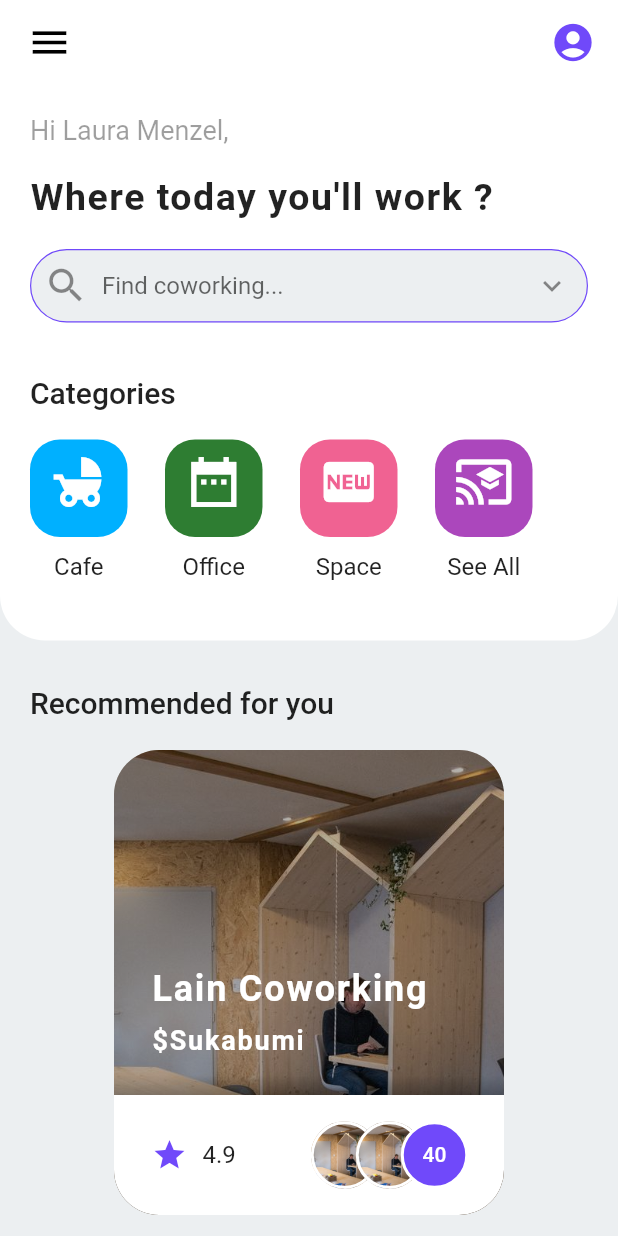
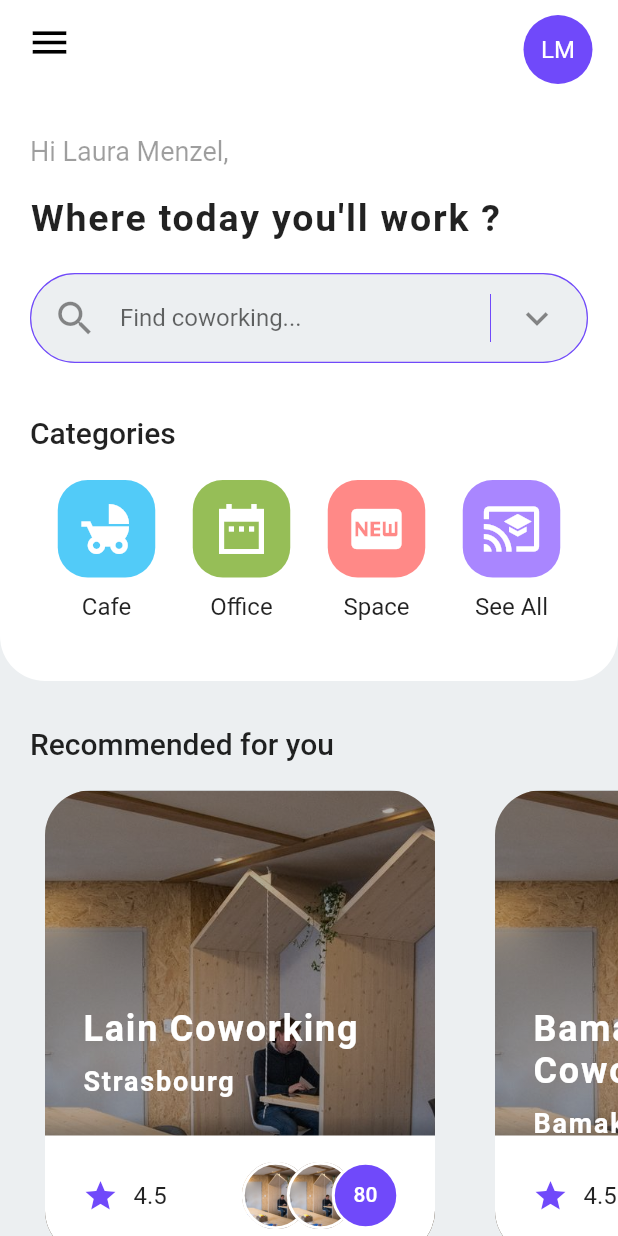
Before and after one commit to soumgraphic/co_working_app, a Flutter app: the screen it shows after launch, on a phone screen of 412 x 824 dp. Run offline on Flutter 3.47's test engine with Material 2 defaults, Android fonts, the phone set to English and light mode, and no system bars; our stand-ins replace material_design_icons_flutter.

Commit message:
Mis à jour avec le detail du coworking_detail_screen.dart

```diff
--- a/lib/models/category.dart
+++ b/lib/models/category.dart
@@ -8,9 +8,9 @@ class Category {
 
 List<Category> getCategories() {
   return <Category>[
-    Category("Cafe", 0xFF00B0FF, 0xe161),
-    Category("Office", 0xFF2E7D32, 0xe8b3),
-    Category("Space", 0xFFF06292, 0xe266),
-    Category("See All", 0xFFAB47BC, 0xe146)
+    Category("Cafe", 0xFF52CBF8, 0xe161),
+    Category("Office", 0xFF96BE57, 0xe8b3),
+    Category("Space", 0xFFFF8987, 0xe266),
+    Category("See All", 0xFFA986FF, 0xe146)
   ];
 }
--- /dev/null
+++ b/lib/models/coworking.dart
@@ -0,0 +1,20 @@
+class Coworking {
+  String coworkingId;
+  String name;
+  String city;
+  String image;
+  double rating;
+  int numberOfMembers;
+
+  Coworking(this.coworkingId, this.name, this.city, this.image, this.rating, this.numberOfMembers);
+}
+
+List<Coworking> getCoworkings() {
+  return <Coworking>[
+    Coworking("cwk001", "Lain Coworking", "Strasbourg", "assets/images/coworking.jpg", 4.5, 80 ),
+    Coworking("cwk002", "Bamako Coworking", "Bamako", "assets/images/coworking.jpg", 4.5, 80 ),
+    Coworking("cwk003", "Paris Coworking", "Paris", "assets/images/coworking.jpg", 4.5, 80 ),
+    Coworking("cwk004", "Lyon Coworking", "Lyon", "assets/images/coworking.jpg", 4.5, 80 ),
+    Coworking("cwk005", "Lille Coworking", "Lille", "assets/images/coworking.jpg", 4.5, 80 )
+  ];
+}
--- a/lib/screens/home/home_screen.dart
+++ b/lib/screens/home/home_screen.dart
@@ -1,6 +1,7 @@
 import 'package:co_working_app/models/category.dart';
+import 'package:co_working_app/models/coworking.dart';
+import 'package:co_working_app/screens/coworking_details/coworking_detail_screen.dart';
 import 'package:co_working_app/theme/icons.dart';
-import 'package:flutter/cupertino.dart';
 import 'package:flutter/material.dart';
 
 class HomeScreen extends StatefulWidget {
@@ -10,25 +11,25 @@ class HomeScreen extends StatefulWidget {
 
 class _HomeState extends State<HomeScreen> {
 
-  Widget _buildCategory(Category category) {
-    return Column(
+  List<Coworking> coworkingsData = getCoworkings();
+  List<Category> categoriesData = getCategories();
+
+  Widget _buildCategory(BuildContext context, Category category) {
+    return Center(
+      child: Column(
         children: <Widget>[
           Container(
               width: 65,
               height: 65,
-            padding: EdgeInsets.only(bottom: 10),
               decoration: BoxDecoration(
                 color: Color(category.color),
                 borderRadius: BorderRadius.circular(20)
               ),
-            child: SizedBox(
-              width: double.infinity,
               child: IconButton(
                 icon: Icon(IconData(category.iconCode, fontFamily: 'MaterialIcons')),
                 color: Colors.white,
                 iconSize: 40,
                 onPressed: () {},
-              ),
               ),
           ),
           SizedBox(height: 10,),
@@ -40,13 +41,20 @@ class _HomeState extends State<HomeScreen> {
             ),
           )
         ],
+      ),
     );
   }
 
   Widget _buildSearchTextField() {
-    return TextField(
+    return Row(
+      mainAxisAlignment: MainAxisAlignment.start,
+      mainAxisSize: MainAxisSize.max,
+      children: <Widget>[
+        Expanded(
+          child:
+          TextField(
             decoration: InputDecoration(
-        contentPadding: EdgeInsets.symmetric(vertical: 15.0),
+              contentPadding: EdgeInsets.symmetric(vertical: 20.0),
               fillColor: Colors.blueGrey[50],
               filled: true,
               border: OutlineInputBorder(
@@ -61,24 +69,59 @@ class _HomeState extends State<HomeScreen> {
                 ),
               ),
               hintText: 'Find coworking...',
-        prefixIcon: Icon(
+              prefixIcon: Padding(
+                padding: const EdgeInsets.all(15.0),
+                child: Icon(
                     Icons.search,
                     size: 30.0
                 ),
-        suffixIcon: IconButton(
-          icon: Icon(Icons.keyboard_arrow_down),
-          onPressed: () {},
+              ),
+              suffixIcon: Container(
+                width: 70,
+                color: Colors.transparent,
+                child: IntrinsicHeight(
+                  child: Row(
+                    children: [
+                      Padding(
+                        padding: const EdgeInsets.only(top: 8, bottom: 8, right: 10),
+                        child: VerticalDivider(
+                          width: 10.0,
+                          color: Theme.of(context).primaryColor,
+                        )
+                      ),
+                      Padding(
+                        padding: const EdgeInsets.all(1.0),
+                        child: Icon(
+                            Icons.keyboard_arrow_down,
+                            size: 30.0
                         ),
                       ),
+                    ],
+                  ),
+                ),
+              ),
+            ),
+          ),
+        )
+      ],
     );
   }
 
-  Widget _buildListRecommendation() {
-    return Center(
+  Widget _buildListRecommendation(BuildContext context, Coworking coworking) {
+    return GestureDetector(
+      onTap: () => Navigator.push( /// Lors du clique sur un item pour voir les details du restaurant, on navigue vers une nouvelle page
+          context, /// Le contexte a passer au MaterialPageRoute
+          MaterialPageRoute(
+              builder: (context) => CoworkingDetailScreen(coworking) /// On passe lors de la navigation le restaurant concerner, ///  le builder: (_) underscore represente le contexte
+          )
+      ),
+      child: Center(
         child: Stack(
           alignment: Alignment.center, /// Pour aligner les sous composants sur le centre de la stack
           children: <Widget>[
-          Container(
+            Hero(
+              tag: coworking.coworkingId,
+              child: Container(
                 margin: EdgeInsets.symmetric(horizontal: 20, vertical: 20),
                 height: 310,
                 width: 260,
@@ -88,6 +131,7 @@ class _HomeState extends State<HomeScreen> {
                         image: AssetImage('assets/images/coworking.jpg'),
                         fit: BoxFit.cover
                     )
+                ),
               ),
             ),
             Container( /// Gradient level definition on container
@@ -117,7 +161,7 @@ class _HomeState extends State<HomeScreen> {
                   Padding(
                     padding: const EdgeInsets.symmetric(horizontal: 0),
                     child: Text(
-                    'Lain Coworking',
+                      coworking.name,
                       style: TextStyle(
                           color: Colors.white,
                           fontSize: 24.0,
@@ -128,7 +172,7 @@ class _HomeState extends State<HomeScreen> {
                   ),
                   SizedBox(height: 10,),
                   Text(
-                  '\$${'Sukabumi'}', /// Pour faire une concatenation de chaine de caracteres dollars + prix menu
+                    coworking.city,
                     style: TextStyle(
                         color: Colors.white,
                         fontSize: 18.0,
@@ -158,7 +202,7 @@ class _HomeState extends State<HomeScreen> {
                     ),
                     SizedBox(width: 10,),
                     Text(
-                    '4.9',
+                      coworking.rating.toString(),
                       style: TextStyle(
                         fontSize: 16,
                         fontWeight: FontWeight.w400
@@ -210,7 +254,7 @@ class _HomeState extends State<HomeScreen> {
                             child: Padding(
                               padding: EdgeInsets.all(12.0),
                               child: Text(
-                              '40',
+                                coworking.numberOfMembers.toString(),
                                 textAlign: TextAlign.center,
                                 style: TextStyle(
                                   color: Colors.white,
@@ -228,6 +272,7 @@ class _HomeState extends State<HomeScreen> {
             )
           ]
         ),
+      ),
     );
   }
 
@@ -235,7 +280,9 @@ class _HomeState extends State<HomeScreen> {
   Widget build(BuildContext context) {
     return Scaffold(
       backgroundColor: Colors.blueGrey[50],
-      appBar: AppBar(
+      appBar: PreferredSize(
+        preferredSize: Size.fromHeight(70),
+        child: AppBar(
           backgroundColor: Colors.white,
           elevation: 0,
           centerTitle: true,
@@ -254,14 +301,23 @@ class _HomeState extends State<HomeScreen> {
           ),
           actions: <Widget>[
             Padding(
-            padding: const EdgeInsets.only(right: 15),
-            child: Icon(
-              Icons.account_circle,
-              color: Theme.of(context).primaryColor,
-              size: 30,
+              padding: const EdgeInsets.only(right: 15, top: 10),
+              child: Container(
+                height: 50,
+                width: 50,
+                child: CircleAvatar(
+                  backgroundColor: Theme.of(context).primaryColor,
+                  child: Text(
+                      'LM',
+                    style: TextStyle(
+                      color: Colors.white
+                    ),
                   ),
                 )
+              )
+            )
           ],
+        ),
       ),
       body: SingleChildScrollView(
         physics: BouncingScrollPhysics(),
@@ -293,13 +349,13 @@ class _HomeState extends State<HomeScreen> {
                       ),
                     ),
                     Padding(
-                      padding: EdgeInsets.only(bottom: 20),
+                      padding: EdgeInsets.only(bottom: 22),
                       child: Text(
                         'Where today you\'''ll work ?',
                         style: TextStyle(
                           fontWeight: FontWeight.bold,
                           fontSize: 25,
-                          letterSpacing: 1.0
+                          letterSpacing: 1.2
                         ),
                       ),
                     ),
@@ -317,17 +373,23 @@ class _HomeState extends State<HomeScreen> {
                         ),
                       ),
                     ),
+                    Row(
+                      mainAxisAlignment: MainAxisAlignment.spaceEvenly,
+                      children: [
                         Wrap(
-                      crossAxisAlignment: WrapCrossAlignment.start,
                           spacing: 25,
+                          runSpacing: 6,
+                          alignment: WrapAlignment.start,
                           children: [
-                        _buildCategory(getCategories()[0]),
-                        _buildCategory(getCategories()[1]),
-                        _buildCategory(getCategories()[2]),
-                        _buildCategory(getCategories()[3])
+                            _buildCategory(context, getCategories()[0]),
+                            _buildCategory(context, getCategories()[1]),
+                            _buildCategory(context, getCategories()[2]),
+                            _buildCategory(context, getCategories()[3]),
                           ],
                         ),
-                    SizedBox(height: 40,)
+                      ],
+                    ),
+                    SizedBox(height: 40,),
                   ],
                 ),
               )
@@ -342,7 +404,19 @@ class _HomeState extends State<HomeScreen> {
                 ),
               ),
             ),
-            _buildListRecommendation()
+            SizedBox(
+              height: 350,
+              child: ListView.builder(
+                physics: BouncingScrollPhysics(),
+                padding: EdgeInsets.only(left: 10.0),
+                scrollDirection: Axis.horizontal,
+                itemCount: coworkingsData.length,
+                itemBuilder: (BuildContext context, int index) {
+                  Coworking coworking = coworkingsData[index];
+                  return _buildListRecommendation(context, coworking);
+                },
+              ),
+            )
           ],
         ),
       )
--- a/pubspec.yaml
+++ b/pubspec.yaml
@@ -28,6 +28,8 @@ dependencies:
   # The following adds the Cupertino Icons font to your application.
   # Use with the CupertinoIcons class for iOS style icons.
   cupertino_icons: ^0.1.3
+  material_design_icons_flutter: ^4.0.5655
+  cached_network_image: ^2.3.2+1
 
 dev_dependencies:
   flutter_test:
```
Also changed, not shown: lib/screens/coworking_details/coworking_detail_screen.dart (added, +86 -0 lines), pubspec.lock. Lines whose indentation alone changed are shown as unchanged.
